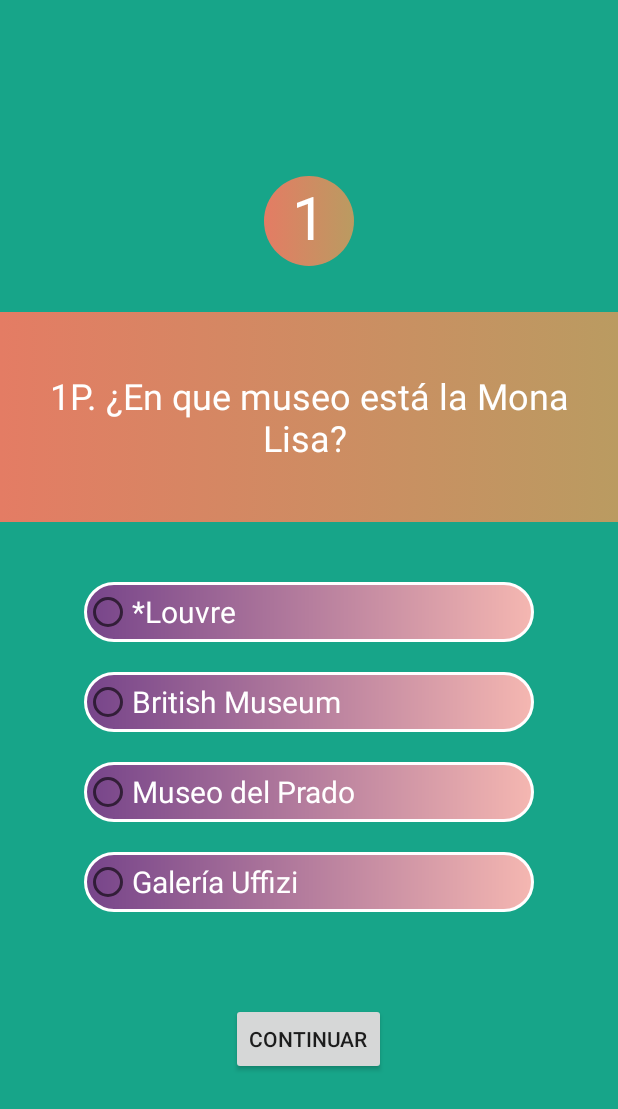
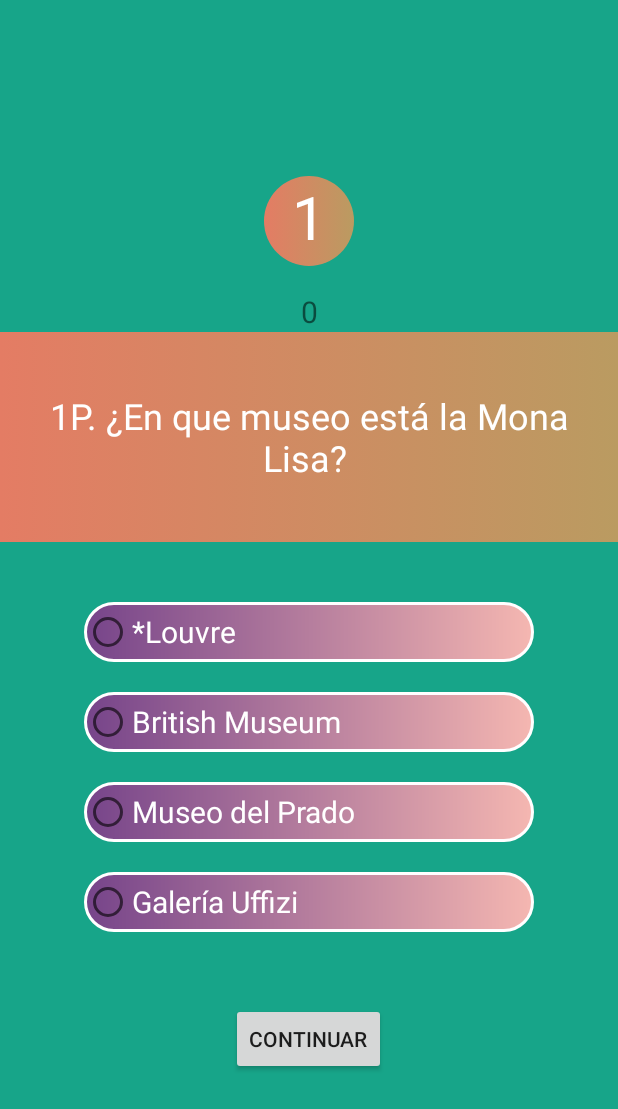
Before and after one commit to AndresGarciaV/AppPreguntas, an Android app: the ControlPreguntasActivity screen opened directly, with no data from a screen before it, after a tap on "CONTINUAR", on a phone screen of 412 x 824 dp. Shown: the top 1109 px of the screen. Run offline under Robolectric (Android 15) with nearby library versions, the phone set to English and light mode, and no system bars.

Commit message:
Definición y control de variable para definir el puntaje de cada pregunta y sumar un porcentaje al responder correctamente, esto se realizó con  companion object en la clase ControlPreguntasActivity, y optimización de código.

```diff
--- a/app/src/main/java/com/example/averresponde/presentacion/ControlPreguntasActivity.kt
+++ b/app/src/main/java/com/example/averresponde/presentacion/ControlPreguntasActivity.kt
@@ -15,7 +15,11 @@
     private lateinit var binding: ActivityControlPreguntasBinding
     private var numeracionn: TextView?=null
     var numPreguntas =5
-    var cont = 0
+    var contPre = 0
+    //Definir la variable para el score
+    companion object {
+        var score: Int = 0
+    }
 
     override fun onCreate(savedInstanceState: Bundle?) {
         super.onCreate(savedInstanceState)
@@ -28,19 +32,19 @@
 
         //Acción para el boton continuar
         binding.btnContinuar.setOnClickListener(){
-            cont=cont+1
-            numeracionn?.text= (cont).toString()
+            contPre=contPre+1
+            numeracionn?.text= (contPre).toString()
 
-            if (cont<=numPreguntas) {
+            if (contPre<=numPreguntas) {
                 mostrarFragment(FragmentPreguntas())
 
             }
-            if (cont>numPreguntas) {
+            if (contPre>numPreguntas) {
                 cambiarActivity(FinalActivity())
                 ControlPreguntasActivity().onBackPressed()//Termina la Actividad
 
             }
-
+            println("imprimir la variable Score:::::::::::::::::::::"+ score.toString())
         }
     }
 
--- a/app/src/main/java/com/example/averresponde/presentacion/FinalActivity.kt
+++ b/app/src/main/java/com/example/averresponde/presentacion/FinalActivity.kt
@@ -16,6 +16,8 @@
         //Binding
         binding = ActivityFinalBinding.inflate(layoutInflater)
         setContentView(binding.root)
+
+        println("imprimir la variable Score-------------------------"+ ControlPreguntasActivity.score.toString())// la variable score conta como cero
 
         //Boton intentar nuevamente
         binding.btnIntentar.setOnClickListener(){
--- a/app/src/main/java/com/example/averresponde/presentacion/FragmentPreguntas.kt
+++ b/app/src/main/java/com/example/averresponde/presentacion/FragmentPreguntas.kt
@@ -11,10 +11,7 @@
 
 class FragmentPreguntas: Fragment() {
     private lateinit var binding: FragmentPreguntasBinding
-    var puntuacion = 0
-    var maxtotal= 100
-    //intentar mandar el numero de preguntas desde el activity preguntas para divivir para el maxtotal
-    var acum = maxtotal/10
+    val valorxPre = 10
 
 
     override fun onCreateView(
@@ -23,6 +20,10 @@
     ): View? {
         //bindig para frangment
         binding= FragmentPreguntasBinding.inflate(inflater, container, false)
+        //tomar la varble de ControlPreguntasActivity para texView
+        binding.textviewScore.text =(ControlPreguntasActivity.score).toString()
+
+
 
 
         val nueva = PreguntasControlador().getOneQuestionPintura() //variable para agregar los atributos de una pregunta
@@ -75,7 +76,10 @@
     private fun comprobarRespuesta(compRes : String, respuestaVerdadera : String){
         if (compRes==respuestaVerdadera){
             binding.textPregunta.text = "Correcto"
-            puntuacion = acum + puntuacion
+            //Actualizar el puntaje
+            ControlPreguntasActivity.score = ControlPreguntasActivity.score + valorxPre
+            binding.textviewScore.text = ControlPreguntasActivity.score.toString()
+
         }else{
             binding.textPregunta.text = ("INCORRECTO es\n"+respuestaVerdadera)
         }
--- a/app/src/main/res/layout/fragment_preguntas.xml
+++ b/app/src/main/res/layout/fragment_preguntas.xml
@@ -17,6 +17,13 @@
         app:layout_constraintEnd_toEndOf="parent"
         app:layout_constraintStart_toStartOf="parent"
         app:layout_constraintTop_toTopOf="parent">
+
+        <TextView
+            android:id="@+id/textviewScore"
+            android:layout_width="match_parent"
+            android:layout_height="wrap_content"
+            android:textAlignment="center"
+            android:textSize="20sp" />
 
         <LinearLayout
             android:id="@+id/linearLayout2"
```
